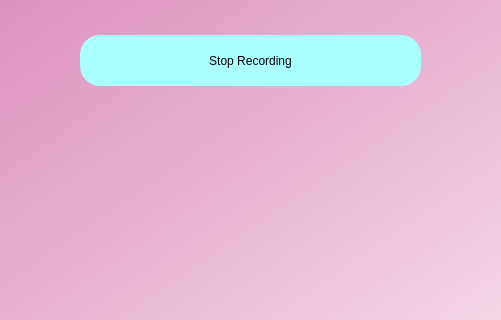
Qt form UI/home.ui (yarlagaddajeevika/Parental-Control-using-screen-recording) before a commit; both pictures show x 360 to 861 and y 285 to 605 of the 1200 by 800 pixel window.
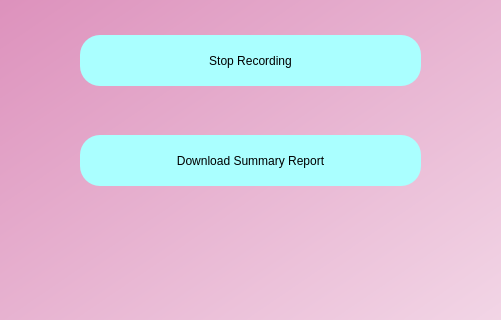
The same form after that commit.

```diff
--- a/UI/home.ui
+++ b/UI/home.ui
@@ -78,6 +78,26 @@
      <string>Stop Recording</string>
     </property>
    </widget>
+
+    <widget class="QPushButton" name="report">
+    <property name="geometry">
+     <rect>
+      <x>440</x>
+      <y>420</y>
+      <width>341</width>
+      <height>51</height>
+     </rect>
+    </property>
+    <property name="styleSheet">
+     <string notr="true">border-radius:20px;
+background-color: rgb(170, 255, 255);
+font: 14pt &quot;MS Shell Dlg 2&quot;;</string>
+    </property>
+    <property name="text">
+     <string>Download Summary Report</string>
+    </property>
+   </widget>
+
   </widget>
  </widget>
  <resources/>
```
